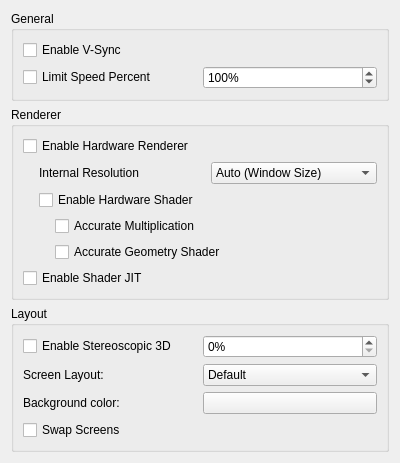
grimtnt/citra, file src/citra_qt/configuration/configure_graphics.ui: the form before one commit.
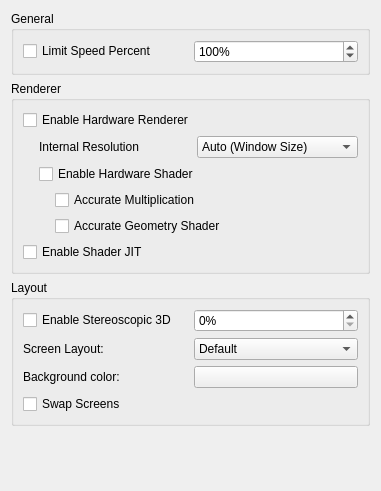
The form after the commit.

```diff
--- a/src/citra_qt/configuration/configure_graphics.ui
+++ b/src/citra_qt/configuration/configure_graphics.ui
@@ -6,8 +6,8 @@
    <rect>
     <x>0</x>
     <y>0</y>
-    <width>400</width>
-    <height>444</height>
+    <width>381</width>
+    <height>491</height>
    </rect>
   </property>
   <property name="windowTitle">
@@ -20,13 +20,6 @@
       <string>General</string>
      </property>
      <layout class="QVBoxLayout" name="verticalLayout_2">
-      <item>
-       <widget class="QCheckBox" name="toggle_vsync">
-        <property name="text">
-         <string>Enable V-Sync</string>
-        </property>
-       </widget>
-      </item>
       <item>
        <layout class="QHBoxLayout" name="horizontalLayout_2">
         <item>
```
